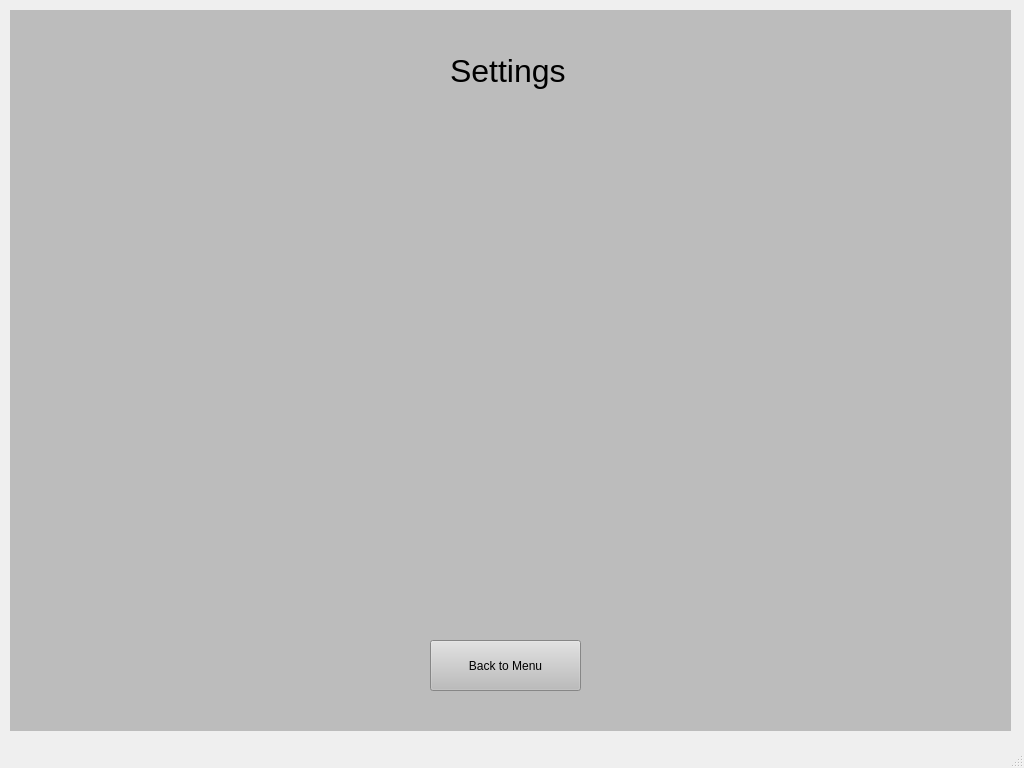
This is Gui_Project/GuiLayout.ui in moosinyismyhappy/CN405-Craftsman as Qt 5 draws it before an edit. The edited form follows.
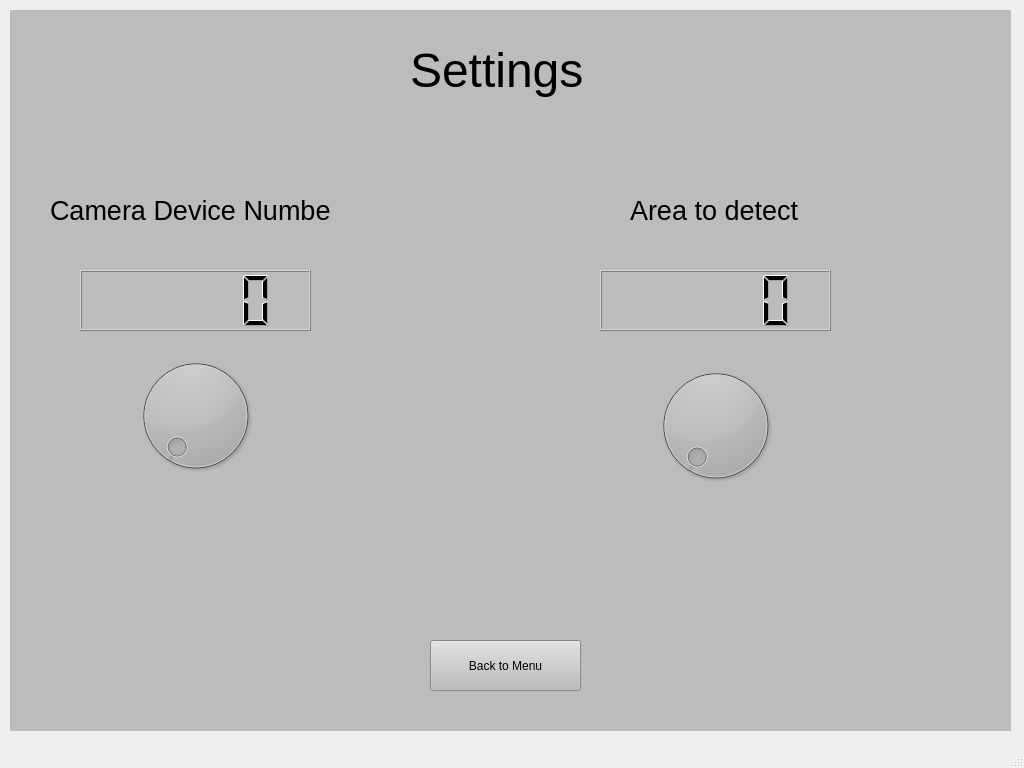
This is the edited form. The open tabs and pages were chosen to show the change.

The edit to the form file:
```diff
--- a/Gui_Project/GuiLayout.ui
+++ b/Gui_Project/GuiLayout.ui
@@ -90,15 +90,15 @@
      <widget class="QLabel" name="label_2">
       <property name="geometry">
        <rect>
-        <x>440</x>
-        <y>40</y>
-        <width>121</width>
-        <height>41</height>
+        <x>400</x>
+        <y>30</y>
+        <width>181</width>
+        <height>61</height>
        </rect>
       </property>
       <property name="font">
        <font>
-        <pointsize>24</pointsize>
+        <pointsize>36</pointsize>
        </font>
       </property>
       <property name="text">
@@ -118,6 +118,85 @@
        <string>Back to Menu</string>
       </property>
      </widget>
+     <widget class="QDial" name="dial">
+      <property name="geometry">
+       <rect>
+        <x>640</x>
+        <y>340</y>
+        <width>131</width>
+        <height>151</height>
+       </rect>
+      </property>
+     </widget>
+     <widget class="QLabel" name="label_3">
+      <property name="geometry">
+       <rect>
+        <x>40</x>
+        <y>180</y>
+        <width>281</width>
+        <height>41</height>
+       </rect>
+      </property>
+      <property name="font">
+       <font>
+        <pointsize>20</pointsize>
+       </font>
+      </property>
+      <property name="text">
+       <string>Camera Device Number</string>
+      </property>
+     </widget>
+     <widget class="QLCDNumber" name="lcdNumber">
+      <property name="geometry">
+       <rect>
+        <x>70</x>
+        <y>260</y>
+        <width>231</width>
+        <height>61</height>
+       </rect>
+      </property>
+      <property name="mode">
+       <enum>QLCDNumber::Bin</enum>
+      </property>
+     </widget>
+     <widget class="QLabel" name="label_4">
+      <property name="geometry">
+       <rect>
+        <x>620</x>
+        <y>180</y>
+        <width>171</width>
+        <height>41</height>
+       </rect>
+      </property>
+      <property name="font">
+       <font>
+        <pointsize>20</pointsize>
+       </font>
+      </property>
+      <property name="text">
+       <string>Area to detect</string>
+      </property>
+     </widget>
+     <widget class="QLCDNumber" name="lcdNumber_2">
+      <property name="geometry">
+       <rect>
+        <x>590</x>
+        <y>260</y>
+        <width>231</width>
+        <height>61</height>
+       </rect>
+      </property>
+     </widget>
+     <widget class="QDial" name="dial_2">
+      <property name="geometry">
+       <rect>
+        <x>120</x>
+        <y>330</y>
+        <width>131</width>
+        <height>151</height>
+       </rect>
+      </property>
+     </widget>
     </widget>
    </widget>
   </widget>
```
Left out of the diff: 76 changed lines with no effect on the pictures.
